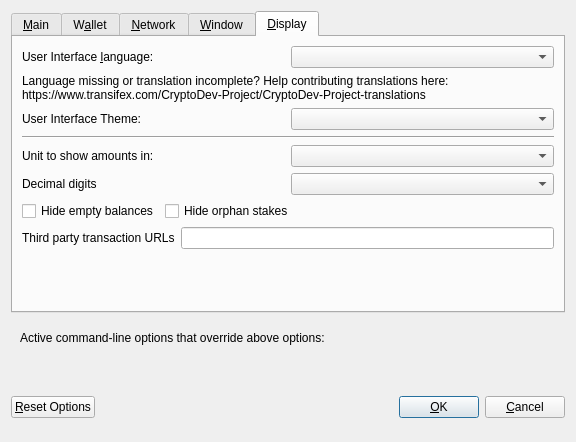
First picture: the form in src/qt/forms/optionsdialog.ui, repository decenomy/FLS, before the edit.
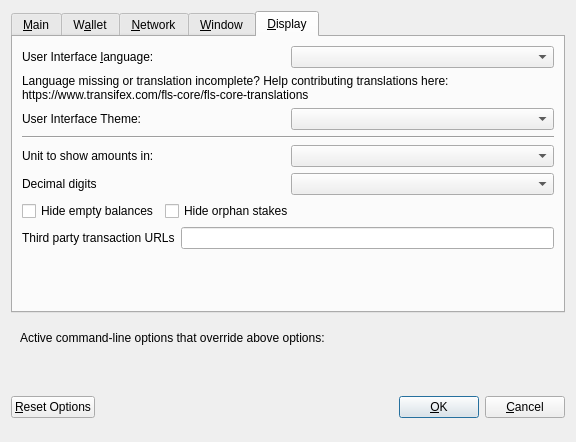
Second picture: the form after the edit. The open tabs and pages were chosen to show the change. Custom widgets are drawn as their Qt base class.

```diff
--- a/src/qt/forms/optionsdialog.ui
+++ b/src/qt/forms/optionsdialog.ui
@@ -533,7 +533,7 @@
          </property>
          <property name="text">
           <string>Language missing or translation incomplete? Help contributing translations here:
-https://www.transifex.com/CryptoDev-Project/CryptoDev-Project-translations</string>
+https://www.transifex.com/fls-core/fls-core-translations</string>
          </property>
          <property name="wordWrap">
           <bool>true</bool>
```
Left out of the diff: 8 changed lines with no effect on the pictures.
